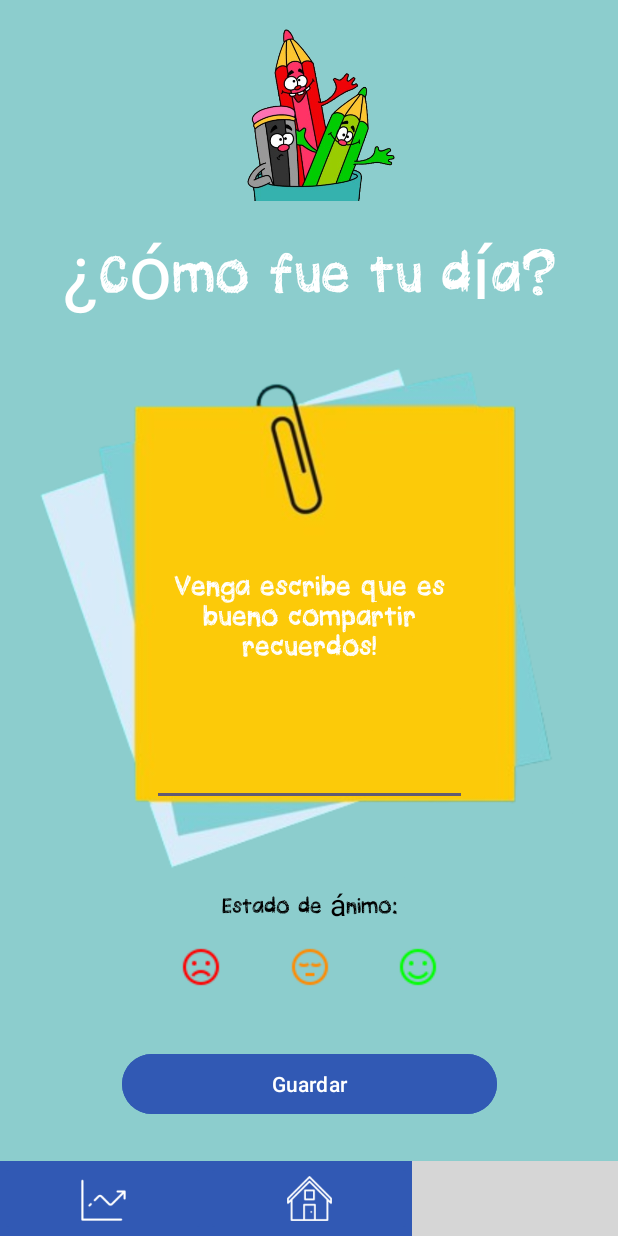
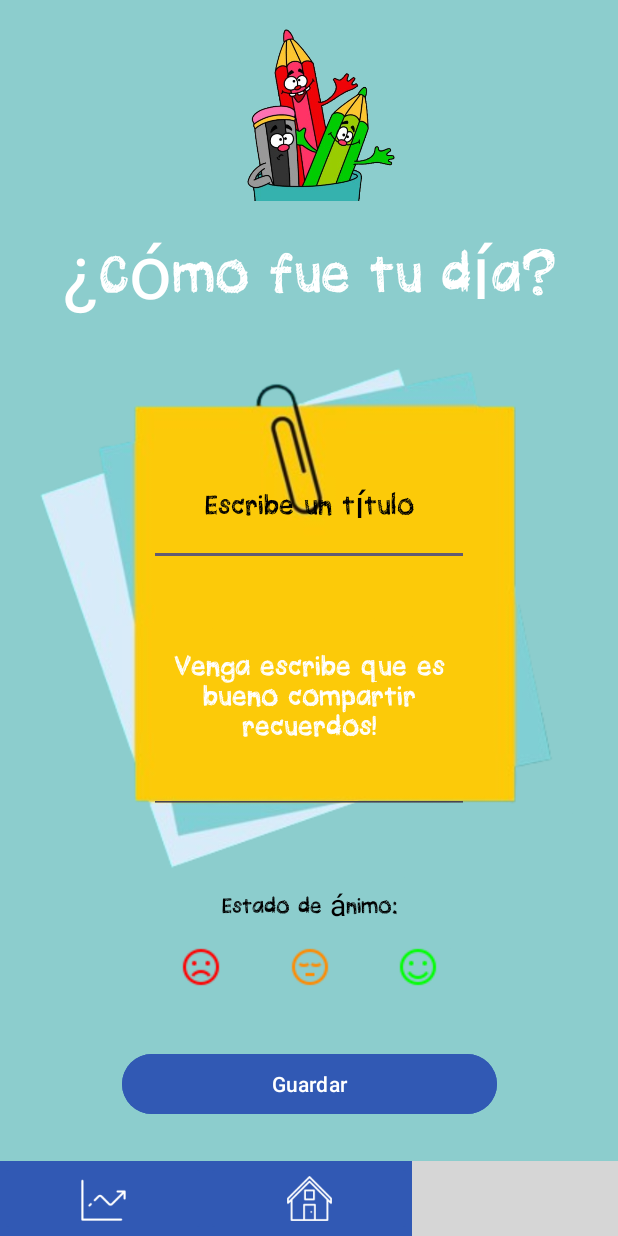
Before and after one commit to Rickytovfer1/2DAM-PMDM-P1, an Android app: the NotasActivity screen opened directly, with no data from a screen before it, on a phone screen of 412 x 824 dp. Run offline under Robolectric (Android 15) with nearby library versions, the phone set to English and light mode, and no system bars; grey boxes are pictures that could not be loaded.

Commit message:
Inicio sesion, registrar terminado a falta de hacer restricciones y notas medio acabado

```diff
--- a/Proyecto-Kotlin-T1/app/src/main/java/com/example/proyecto_kotlin/NotasActivity.kt
+++ b/Proyecto-Kotlin-T1/app/src/main/java/com/example/proyecto_kotlin/NotasActivity.kt
@@ -1,5 +1,6 @@
 package com.example.proyecto_kotlin
 
+import android.annotation.SuppressLint
 import android.content.Intent
 import android.os.Build
 import android.os.Bundle
@@ -13,16 +14,14 @@ import androidx.appcompat.app.AppCompatActivity
 import androidx.core.view.ViewCompat
 import androidx.core.view.WindowInsetsCompat
 import com.example.proyecto_kotlin.modelos.Nota
-import com.example.proyecto_kotlin.modelos.Usuario
 import com.example.proyecto_kotlin.repositorio.NotaRepositorio
-import com.example.proyecto_kotlin.repositorio.UsuarioRepositorio
 import java.time.LocalDate
 
 class NotasActivity : AppCompatActivity()
 {
+    @SuppressLint("MissingInflatedId")
     @RequiresApi(Build.VERSION_CODES.O)
-    override fun onCreate(savedInstanceState: Bundle?)
-    {
+    override fun onCreate(savedInstanceState: Bundle?) {
         super.onCreate(savedInstanceState)
         enableEdgeToEdge()
         setContentView(R.layout.activity_notas)
@@ -33,7 +32,7 @@ class NotasActivity : AppCompatActivity()
             insets
         }
         val editTextNota = findViewById<EditText>(R.id.editTextNota)
-
+        val editTextTitulo = findViewById<EditText>(R.id.editTextTituloNota)
 
         val botonEstadistica = findViewById<ImageButton>(R.id.botonEstadistica)
         val botonMenu = findViewById<ImageButton>(R.id.botonPrincipal)
@@ -42,29 +41,52 @@ class NotasActivity : AppCompatActivity()
         val sharedPreferences = getSharedPreferences("idUsuario", MODE_PRIVATE)
         val idUsuario = sharedPreferences.getLong("id_usuario", -1L)
 
+        val sharedPreferencesNota = getSharedPreferences("nota_$idUsuario", MODE_PRIVATE)
+        val textoNotaGuardada = sharedPreferencesNota.getString("textoNota", "")
+        val tituloNotaGuardado = sharedPreferencesNota.getString("tituloNota", "")
+
+        editTextNota.setText(textoNotaGuardada)
+        editTextTitulo.setText(tituloNotaGuardado)
+
         botonGuardar.setOnClickListener {
             val textoNota = editTextNota.text.toString()
-            val tituloNota = "Nota rápida"
+            val tituloNotaTitulo = editTextTitulo.text.toString()
             val estadoNota = "regular"
             val fechaCreacion = LocalDate.now()
 
-            if (textoNota.isBlank())
-            {
+            if (textoNota.isBlank()) {
                 Toast.makeText(this, "Por favor, escribe algo en la nota", Toast.LENGTH_SHORT).show()
                 return@setOnClickListener
             }
 
-            if (idUsuario == -1L)
-            {
+            if (idUsuario == -1L) {
                 Toast.makeText(this, "Error: Usuario no identificado", Toast.LENGTH_SHORT).show()
                 return@setOnClickListener
             }
+            val sharedPreferencesNo = getSharedPreferences("nota_$idUsuario", MODE_PRIVATE)
+            val editor = sharedPreferencesNo.edit()
+            editor.putString("textoNota", textoNota)
+            editor.putString("tituloNota", tituloNotaTitulo)
+            editor.apply()
 
+
+
+            if (editTextNota.text.isNotBlank()) {
+                editTextNota.isFocusable = false
+                editTextNota.isFocusableInTouchMode = false
+                editTextNota.isEnabled = false
+            }
+
+            if (editTextTitulo.text.isNotBlank()) {
+                editTextTitulo.isFocusable = false
+                editTextTitulo.isFocusableInTouchMode = false
+                editTextTitulo.isEnabled = false
+            }
             val notaRepositorio = NotaRepositorio(this)
 
             guardarNota(
                 notaRepositorio,
-                tituloNota,
+                tituloNotaTitulo,
                 textoNota,
                 estadoNota,
                 fechaCreacion,
@@ -88,8 +110,8 @@ class NotasActivity : AppCompatActivity()
         texto: String,
         estado: String,
         fechaCreacion: LocalDate,
-        idUsuario: Long
-    ) {
+        idUsuario: Long) {
+
         val nota = Nota(
             titulo = titulo,
             texto = texto,
--- a/Proyecto-Kotlin-T1/app/src/main/java/com/example/proyecto_kotlin/modelos/Nota.kt
+++ b/Proyecto-Kotlin-T1/app/src/main/java/com/example/proyecto_kotlin/modelos/Nota.kt
@@ -2,11 +2,11 @@ package com.example.proyecto_kotlin.modelos
 
 import java.time.LocalDate
 
-data class Nota (
-    var id: Int? = null,
+data class Nota(
+    var id: Long ?= null,
     var titulo: String,
     var texto: String,
     var estado: String,
-    var fechaCreacion : LocalDate,
+    var fechaCreacion: LocalDate,
     var idUsuario: Long
 )
--- a/Proyecto-Kotlin-T1/app/src/main/java/com/example/proyecto_kotlin/repositorio/NotaRepositorio.kt
+++ b/Proyecto-Kotlin-T1/app/src/main/java/com/example/proyecto_kotlin/repositorio/NotaRepositorio.kt
@@ -2,9 +2,13 @@ package com.example.proyecto_kotlin.repositorio
 
 import android.content.ContentValues
 import android.content.Context
+import android.database.Cursor
 import android.database.sqlite.SQLiteDatabase
+import android.os.Build
+import androidx.annotation.RequiresApi
 import com.example.proyecto_kotlin.BBDD.Sql
 import com.example.proyecto_kotlin.modelos.Nota
+import java.time.LocalDate
 
 class NotaRepositorio(context: Context) {
 
--- a/Proyecto-Kotlin-T1/app/src/main/res/layout/activity_main.xml
+++ b/Proyecto-Kotlin-T1/app/src/main/res/layout/activity_main.xml
@@ -47,7 +47,7 @@
         app:layout_constraintVertical_bias="0.4" />
 
     <EditText
-        android:id="@+id/editTextEmail"
+        android:id="@+id/editTextEmailRegistrado"
         android:layout_width="355dp"
         android:layout_height="50dp"
         android:background="@drawable/edittext_fondo"
@@ -74,7 +74,7 @@
         app:layout_constraintVertical_bias="0.55" />
 
     <EditText
-        android:id="@+id/editTextContraseña"
+        android:id="@+id/editTextContrasenaRegistrada"
         android:layout_width="355dp"
         android:layout_height="50dp"
         android:background="@drawable/edittext_fondo"
--- a/Proyecto-Kotlin-T1/app/src/main/res/layout/activity_notas.xml
+++ b/Proyecto-Kotlin-T1/app/src/main/res/layout/activity_notas.xml
@@ -45,22 +45,36 @@
         app:layout_constraintTop_toTopOf="parent"
         app:layout_constraintVertical_bias="0.5"
         app:layout_constraintHorizontal_bias="0.8"/>
-
     <EditText
-        android:id="@+id/editTextNota"
-        android:layout_width="210dp"
-        android:layout_height="250dp"
+        android:id="@+id/editTextTituloNota"
+        android:layout_width="213dp"
+        android:layout_height="80dp"
+        android:fontFamily="@font/fuente_titulo"
         android:gravity="center"
-        android:hint="@string/textNotas"
-        android:textColorHint="@color/white"
+        android:hint="@string/textTitulo"
+        android:textColor="@color/black"
+        android:textColorHint="@color/black"
         android:textSize="25sp"
-        android:textColor="@color/white"
-        android:fontFamily="@font/fuente_titulo"
         app:layout_constraintBottom_toBottomOf="parent"
         app:layout_constraintEnd_toEndOf="parent"
         app:layout_constraintStart_toStartOf="parent"
         app:layout_constraintTop_toTopOf="parent"
-        app:layout_constraintVertical_bias="0.5"/>
+        app:layout_constraintVertical_bias="0.40" />
+    <EditText
+        android:id="@+id/editTextNota"
+        android:layout_width="213dp"
+        android:layout_height="154dp"
+        android:fontFamily="@font/fuente_titulo"
+        android:gravity="center"
+        android:hint="@string/textNotas"
+        android:textColor="@color/white"
+        android:textColorHint="@color/white"
+        android:textSize="25sp"
+        app:layout_constraintBottom_toBottomOf="parent"
+        app:layout_constraintEnd_toEndOf="parent"
+        app:layout_constraintStart_toStartOf="parent"
+        app:layout_constraintTop_toTopOf="parent"
+        app:layout_constraintVertical_bias="0.58" />
 
     <ImageButton
         android:id="@+id/botonMal"
--- a/Proyecto-Kotlin-T1/app/src/main/res/values/strings.xml
+++ b/Proyecto-Kotlin-T1/app/src/main/res/values/strings.xml
@@ -24,6 +24,7 @@
     <string name="botonVolver">Botón para volver</string>
     <string name="botonCerrarSesion">Botón para cerrar sesión</string>
     <string name="temas">Temas:</string>
+    <string name="textTitulo">Escribe un título</string>
     <string name="textNotas">Venga escribe que es bueno compartir recuerdos!</string>
     <string name="tituloNotas">¿Cómo fue tu día?</string>
     <string name="botonDias">DD / MM / YYYY</string>
```
Also changed, not shown: Proyecto-Kotlin-T1/app/src/main/java/com/example/proyecto_kotlin/MainActivity.kt (+26 -2 lines), Proyecto-Kotlin-T1/app/src/main/java/com/example/proyecto_kotlin/repositorio/UsuarioRepositorio.kt (+25 -0 lines).
